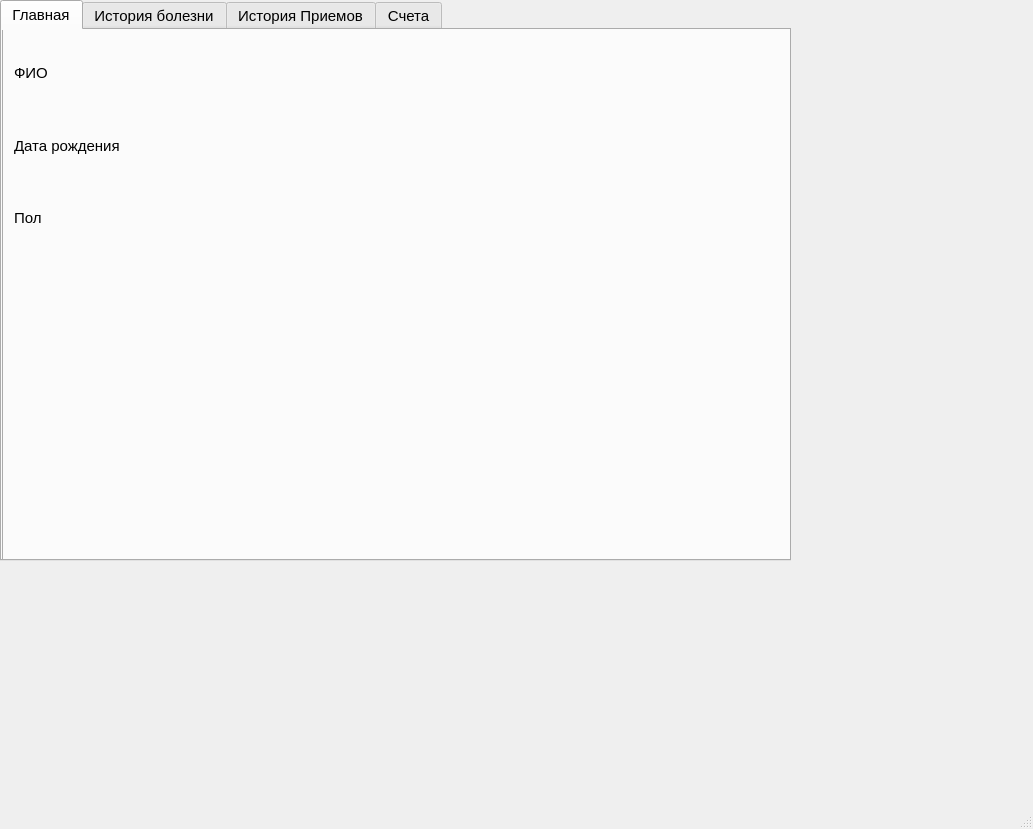
Above: ui/medicalCard.ui from flexyw1be/DentalProject before the change. Below: the same form after it.
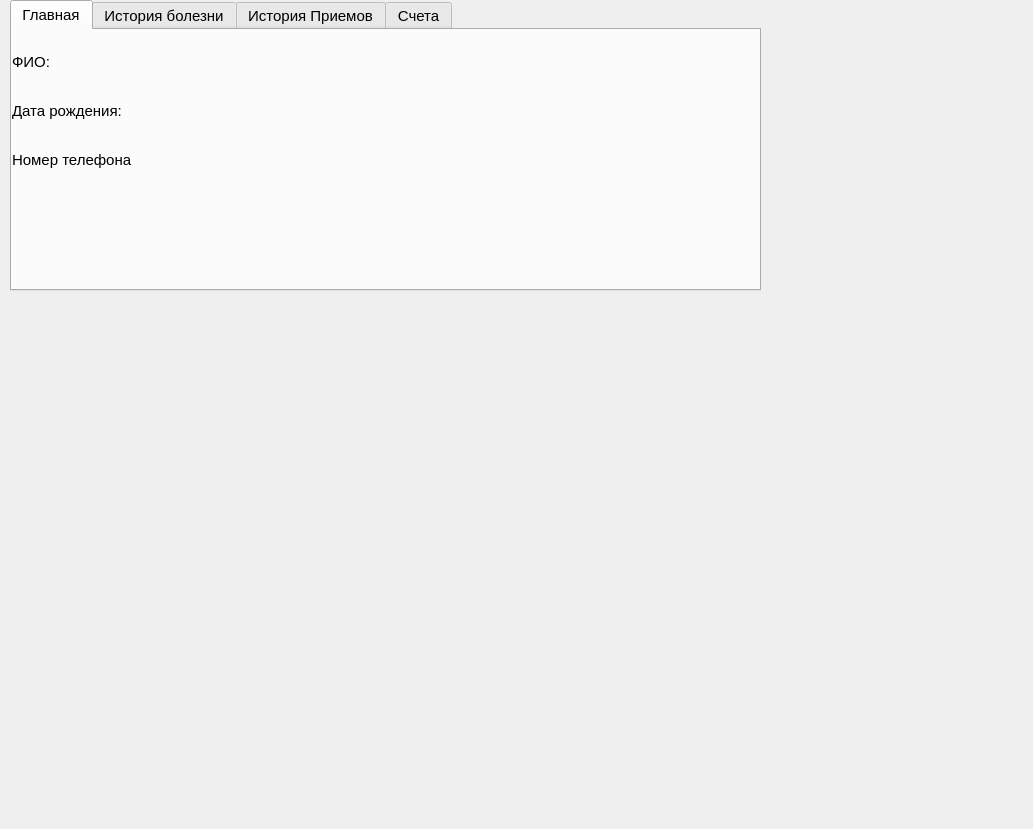
That is the form after the change.

Commit message: medical_card

```diff
--- a/ui/medicalCard.ui
+++ b/ui/medicalCard.ui
@@ -17,10 +17,10 @@
    <widget class="QTabWidget" name="tabWidget">
     <property name="geometry">
      <rect>
-      <x>0</x>
+      <x>10</x>
       <y>0</y>
-      <width>791</width>
-      <height>561</height>
+      <width>751</width>
+      <height>291</height>
      </rect>
     </property>
     <property name="font">
@@ -36,60 +36,46 @@
      <attribute name="title">
       <string>Главная</string>
      </attribute>
-     <widget class="QWidget" name="horizontalLayoutWidget">
-      <property name="geometry">
-       <rect>
-        <x>220</x>
-        <y>170</y>
-        <width>160</width>
-        <height>80</height>
-       </rect>
-      </property>
-      <layout class="QHBoxLayout" name="horizontalLayout">
-       <item>
-        <widget class="QLabel" name="label">
-         <property name="text">
-          <string>TextLabel</string>
-         </property>
-        </widget>
-       </item>
-       <item>
-        <widget class="QLineEdit" name="lineEdit"/>
-       </item>
-      </layout>
-     </widget>
-     <widget class="QTabWidget" name="tabWidget_2">
-      <property name="geometry">
-       <rect>
-        <x>0</x>
-        <y>-30</y>
-        <width>791</width>
-        <height>561</height>
-       </rect>
-      </property>
-      <property name="font">
-       <font>
-        <family>Segoe UI</family>
-        <pointsize>11</pointsize>
-       </font>
-      </property>
-      <property name="currentIndex">
-       <number>0</number>
-      </property>
-      <widget class="QWidget" name="tab_5">
-       <attribute name="title">
-        <string>Главная</string>
-       </attribute>
        <widget class="QWidget" name="gridLayoutWidget">
         <property name="geometry">
          <rect>
-          <x>10</x>
+        <x>0</x>
           <y>10</y>
-          <width>581</width>
-          <height>211</height>
+        <width>441</width>
+        <height>141</height>
          </rect>
         </property>
         <layout class="QGridLayout" name="gridLayout">
+       <item row="1" column="0">
+        <layout class="QHBoxLayout" name="horizontalLayout_2">
+         <item>
+          <widget class="QLabel" name="label_3">
+           <property name="font">
+            <font>
+             <family>Segoe UI</family>
+             <pointsize>11</pointsize>
+            </font>
+           </property>
+           <property name="text">
+            <string>Дата рождения:</string>
+           </property>
+          </widget>
+         </item>
+         <item>
+          <widget class="QLabel" name="date_label">
+           <property name="font">
+            <font>
+             <family>Segoe UI</family>
+             <pointsize>11</pointsize>
+            </font>
+           </property>
+           <property name="text">
+            <string/>
+           </property>
+          </widget>
+         </item>
+        </layout>
+       </item>
          <item row="2" column="0">
           <layout class="QHBoxLayout" name="horizontalLayout_3">
            <item>
@@ -101,7 +87,7 @@
               </font>
              </property>
              <property name="text">
-              <string>Пол</string>
+            <string>Номер телефона</string>
              </property>
             </widget>
            </item>
@@ -121,9 +107,9 @@
           </layout>
          </item>
          <item row="0" column="0">
-          <layout class="QHBoxLayout" name="horizontalLayout_2">
+        <layout class="QHBoxLayout" name="horizontalLayout">
            <item>
-            <widget class="QLabel" name="label_5">
+          <widget class="QLabel" name="label_2">
              <property name="font">
               <font>
                <family>Segoe UI</family>
@@ -131,7 +117,7 @@
               </font>
              </property>
              <property name="text">
-              <string>ФИО</string>
+            <string>ФИО:</string>
              </property>
             </widget>
            </item>
@@ -150,54 +136,7 @@
            </item>
           </layout>
          </item>
-         <item row="1" column="0">
-          <layout class="QHBoxLayout" name="horizontalLayout_4">
-           <item>
-            <widget class="QLabel" name="label_6">
-             <property name="font">
-              <font>
-               <family>Segoe UI</family>
-               <pointsize>11</pointsize>
-              </font>
-             </property>
-             <property name="text">
-              <string>Дата рождения</string>
-             </property>
-            </widget>
-           </item>
-           <item>
-            <widget class="QLabel" name="date_label">
-             <property name="font">
-              <font>
-               <family>Segoe UI</family>
-               <pointsize>11</pointsize>
-              </font>
-             </property>
-             <property name="text">
-              <string/>
-             </property>
-            </widget>
-           </item>
-          </layout>
-         </item>
-        </layout>
-       </widget>
-      </widget>
-      <widget class="QWidget" name="tab_6">
-       <attribute name="title">
-        <string>История болезни</string>
-       </attribute>
-      </widget>
-      <widget class="QWidget" name="tab_7">
-       <attribute name="title">
-        <string>История Приемов</string>
-       </attribute>
-      </widget>
-      <widget class="QWidget" name="tab_8">
-       <attribute name="title">
-        <string>Счета</string>
-       </attribute>
-      </widget>
+      </layout>
      </widget>
     </widget>
     <widget class="QWidget" name="tab_2">
@@ -217,17 +156,6 @@
     </widget>
    </widget>
   </widget>
-  <widget class="QMenuBar" name="menubar">
-   <property name="geometry">
-    <rect>
-     <x>0</x>
-     <y>0</y>
-     <width>1033</width>
-     <height>21</height>
-    </rect>
-   </property>
-  </widget>
-  <widget class="QStatusBar" name="statusbar"/>
  </widget>
  <resources/>
  <connections/>
```
Left out of the diff: 4 changed lines with no effect on the pictures. Lines whose indentation alone changed are shown as unchanged. The commit also changes 9 other files.
